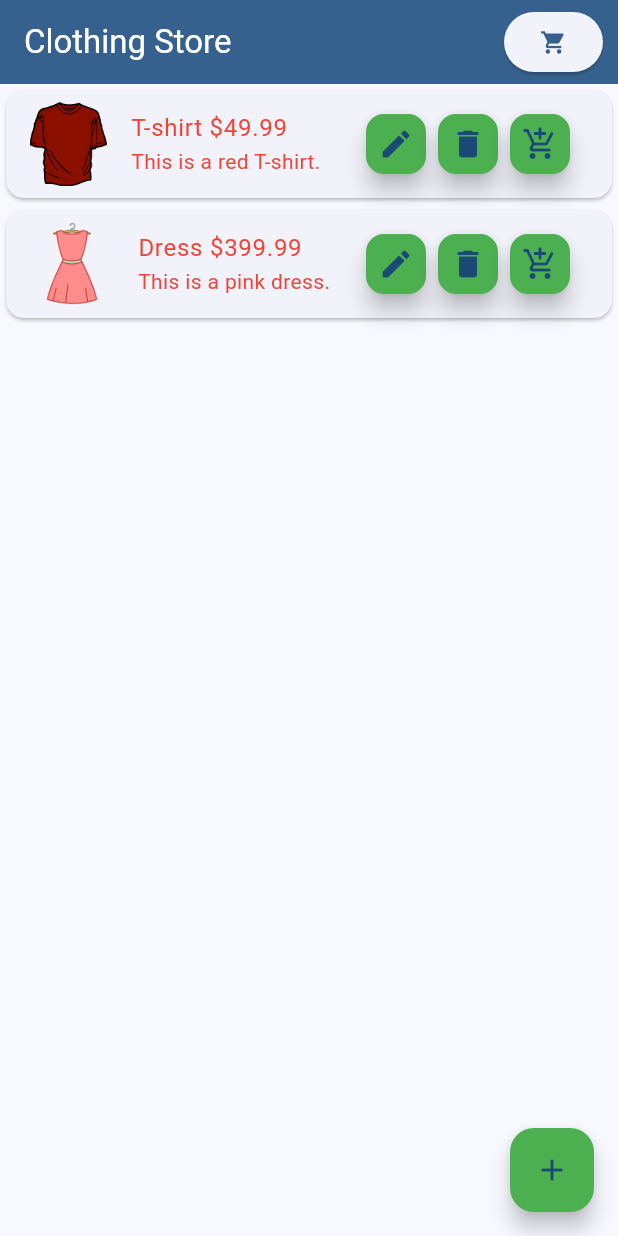
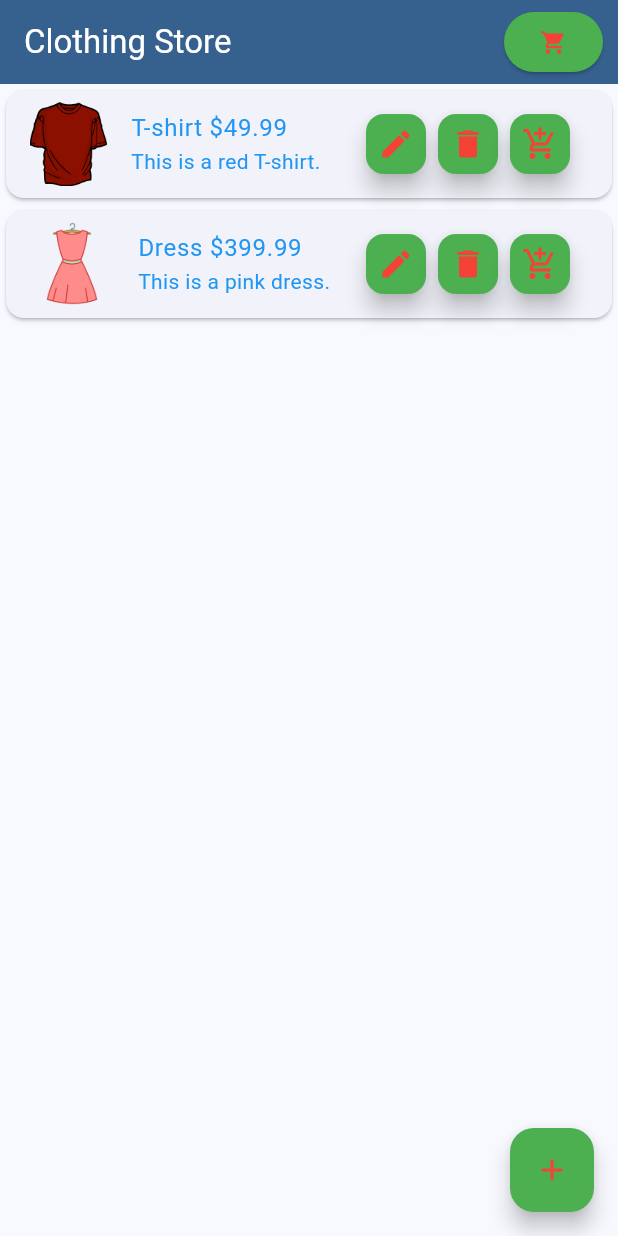
Before and after one commit to peshevskidimitar/MIS-Laboratory-exercise-2, a Flutter app: the screen it shows after launch, on a phone screen of 412 x 824 dp. Run offline on Flutter 3.47's test engine with Material 3 defaults, Android fonts, the phone set to English and light mode, and no system bars.

Commit message:
Update color scheme

```diff
--- a/lib/screens/clothes_screen.dart
+++ b/lib/screens/clothes_screen.dart
@@ -109,7 +109,12 @@ class _ClothesScreenState extends State<ClothesScreen> {
               padding: const EdgeInsets.symmetric(horizontal: 10.0),
               child: ElevatedButton(
                   onPressed: _navigateToShoppingCart,
-                  child: const Icon(Icons.shopping_cart)))
+                  style:
+                      ElevatedButton.styleFrom(backgroundColor: Colors.green),
+                  child: const Icon(
+                    Icons.shopping_cart,
+                    color: Colors.red,
+                  )))
         ],
       ),
       body: ListView.builder(
@@ -123,11 +128,11 @@ class _ClothesScreenState extends State<ClothesScreen> {
                 ),
                 title: Text(
                   "${_clothes[index].name} \$${_clothes[index].price.toStringAsFixed(2)}",
-                  style: const TextStyle(fontSize: 16, color: Colors.red),
+                  style: const TextStyle(fontSize: 16, color: Colors.blue),
                 ),
                 subtitle: Text(
                   _clothes[index].description,
-                  style: const TextStyle(fontSize: 14, color: Colors.red),
+                  style: const TextStyle(fontSize: 14, color: Colors.blue),
                   overflow: TextOverflow.fade,
                 ),
                 trailing: Wrap(
@@ -137,21 +142,30 @@ class _ClothesScreenState extends State<ClothesScreen> {
                       onPressed: () => _editClothing(index, _clothes[index]),
                       mini: true,
                       backgroundColor: Colors.green,
-                      child: const Icon(Icons.edit),
+                      child: const Icon(
+                        Icons.edit,
+                        color: Colors.red,
+                      ),
                     ),
                     FloatingActionButton(
                       heroTag: "delete$index",
                       onPressed: () => _removeClothingFromList(index),
                       mini: true,
                       backgroundColor: Colors.green,
-                      child: const Icon(Icons.delete),
+                      child: const Icon(
+                        Icons.delete,
+                        color: Colors.red,
+                      ),
                     ),
                     FloatingActionButton(
                       heroTag: "add_shopping_cart$index",
                       onPressed: () => _addToShoppingCart(index),
                       mini: true,
                       backgroundColor: Colors.green,
-                      child: const Icon(Icons.add_shopping_cart),
+                      child: const Icon(
+                        Icons.add_shopping_cart,
+                        color: Colors.red,
+                      ),
                     ),
                   ],
                 ),
@@ -162,7 +176,10 @@ class _ClothesScreenState extends State<ClothesScreen> {
         heroTag: "add",
         onPressed: _addClothing,
         backgroundColor: Colors.green,
-        child: const Icon(Icons.add),
+        child: const Icon(
+          Icons.add,
+          color: Colors.red,
+        ),
       ),
     );
   }
--- a/lib/screens/shopping_cart_screen.dart
+++ b/lib/screens/shopping_cart_screen.dart
@@ -39,11 +39,11 @@ class _ShoppingCartScreenState extends State<ShoppingCartScreen> {
                 ),
                 title: Text(
                   "${widget.clothes[index].name} \$${widget.clothes[index].price.toStringAsFixed(2)}",
-                  style: const TextStyle(fontSize: 16, color: Colors.red),
+                  style: const TextStyle(fontSize: 16, color: Colors.blue),
                 ),
                 subtitle: Text(
                   widget.clothes[index].description,
-                  style: const TextStyle(fontSize: 14, color: Colors.red),
+                  style: const TextStyle(fontSize: 14, color: Colors.blue),
                   overflow: TextOverflow.fade,
                 ),
                 trailing: FloatingActionButton(
@@ -55,7 +55,7 @@ class _ShoppingCartScreenState extends State<ShoppingCartScreen> {
                     });
                   },
                   backgroundColor: Colors.green,
-                  child: const Icon(Icons.remove_shopping_cart),
+                  child: const Icon(Icons.remove_shopping_cart, color: Colors.red,),
                 ),
               ),
             );
@@ -67,7 +67,7 @@ class _ShoppingCartScreenState extends State<ShoppingCartScreen> {
           });
         },
         backgroundColor: Colors.green,
-        child: const Icon(Icons.shopping_cart_checkout),
+        child: const Icon(Icons.shopping_cart_checkout, color: Colors.red,),
       ),
     );
   }
```
